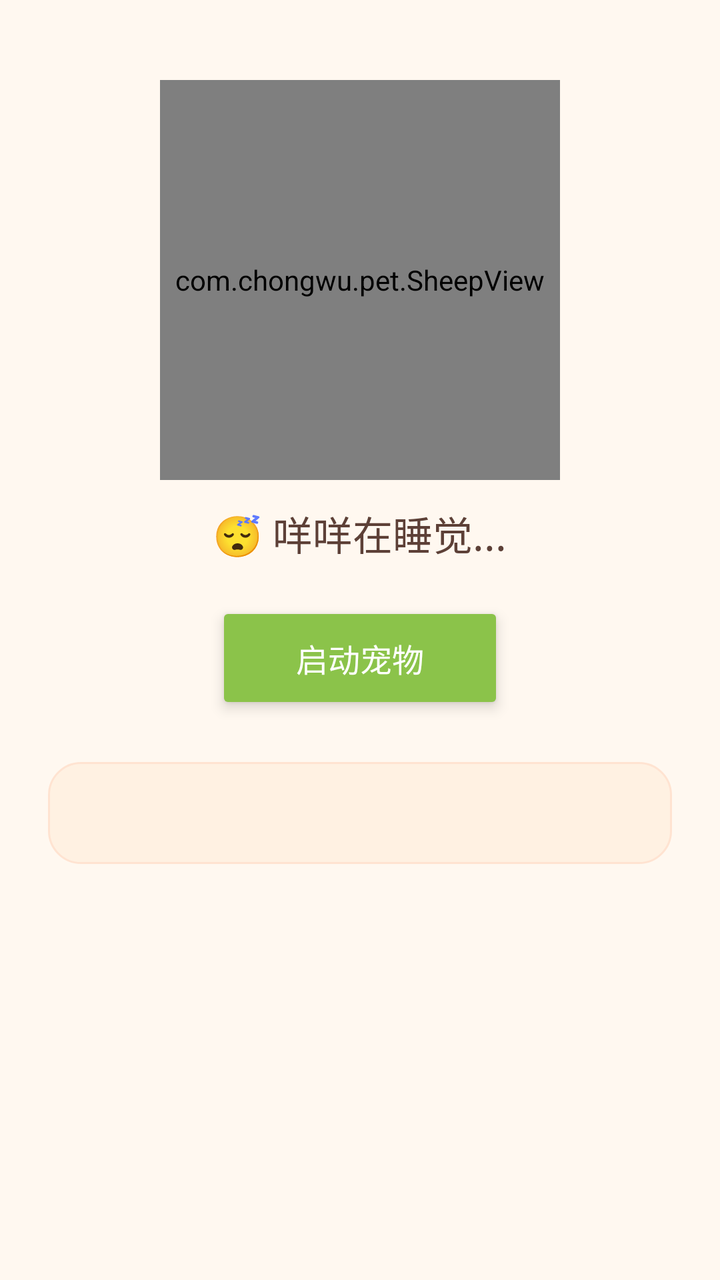
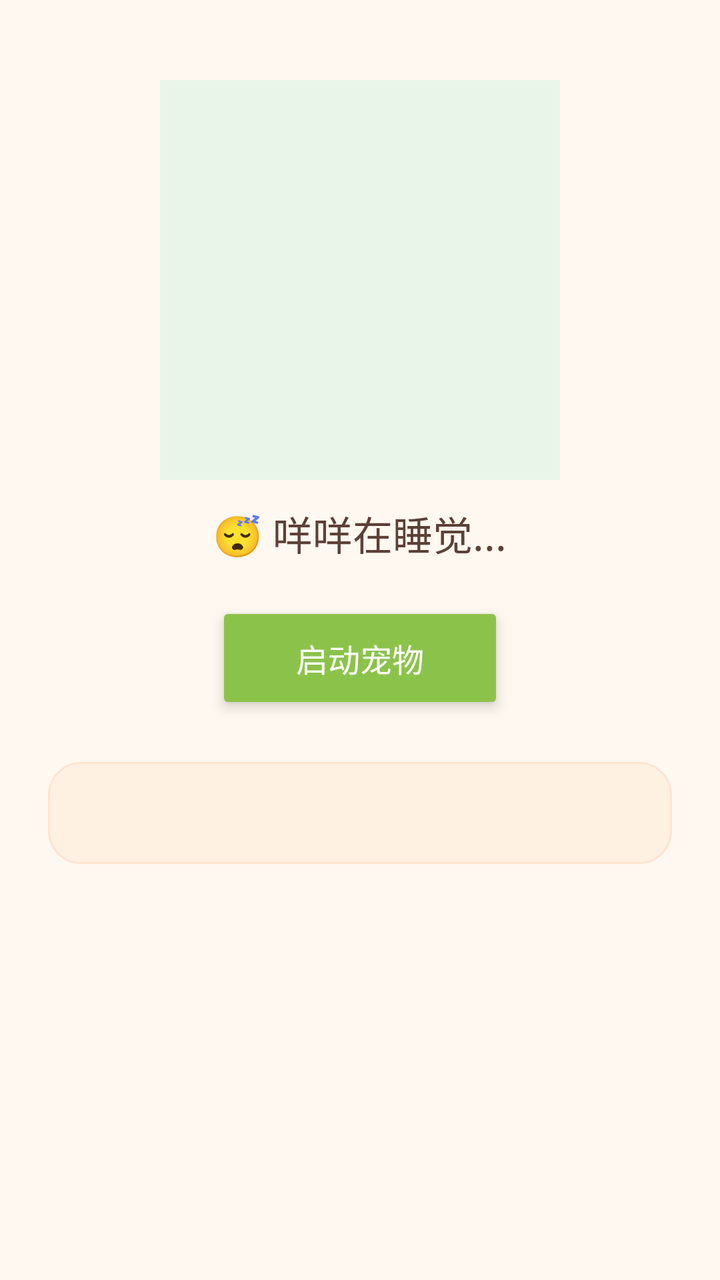

An Android layout rendered at two revisions. The XML below is the earlier revision; the diff shows what the commit changed to produce the second picture.
<!-- AndroidManifest.xml: activity theme Theme.ChongWu -->
<!-- res/layout/activity_main.xml -->
﻿<?xml version="1.0" encoding="utf-8"?>
<ScrollView xmlns:android="http://schemas.android.com/apk/res/android"
    android:layout_width="match_parent"
    android:layout_height="match_parent"
    android:padding="24dp"
    android:background="#FFF8F0">

    <LinearLayout
        android:layout_width="match_parent"
        android:layout_height="wrap_content"
        android:orientation="vertical"
        android:gravity="center_horizontal">

        
        <com.chongwu.pet.SheepView
            android:id="@+id/previewSheep"
            android:layout_width="200dp"
            android:layout_height="200dp"
            android:layout_marginTop="16dp" />

        
        <TextView
            android:id="@+id/statusText"
            android:layout_width="wrap_content"
            android:layout_height="wrap_content"
            android:layout_marginTop="12dp"
            android:text="😴 咩咩在睡觉..."
            android:textSize="20sp"
            android:textColor="#5D4037" />

        
        <Button
            android:id="@+id/actionBtn"
            android:layout_width="wrap_content"
            android:layout_height="56dp"
            android:layout_marginTop="20dp"
            android:paddingHorizontal="40dp"
            android:text="@string/start_service"
            android:textSize="16sp"
            android:backgroundTint="#8BC34A"
            android:textColor="#FFFFFF"
            android:elevation="4dp"
            android:stateListAnimator="@null" />

        
        <TextView
            android:id="@+id/hintText"
            android:layout_width="match_parent"
            android:layout_height="wrap_content"
            android:layout_marginTop="24dp"
            android:padding="16dp"
            android:textSize="14sp"
            android:textColor="#795548"
            android:lineSpacingExtra="6dp"
            android:background="@drawable/hint_bg"
            android:alpha="0.85" />

    </LinearLayout>

</ScrollView>
<!-- resources referenced by this layout -->
<resources>
  <!-- drawable hint_bg (drawable) -->
  ﻿<?xml version="1.0" encoding="utf-8"?>
  <shape xmlns:android="http://schemas.android.com/apk/res/android"
      android:shape="rectangle">
      <solid android:color="#FFF0E0" />
      <corners android:radius="16dp" />
      <stroke android:width="1dp" android:color="#FFE0CC" />
  </shape>
  <string name="start_service">启动宠物</string>
  <style name="Theme.ChongWu" parent="Theme.AppCompat.DayNight.NoActionBar">
          <item name="android:windowBackground">@android:color/transparent</item>
          <item name="android:windowIsTranslucent">true</item>
          <item name="android:statusBarColor">@android:color/transparent</item>
          <item name="android:navigationBarColor">@android:color/transparent</item>
      </style>
</resources>

<!-- the commit's change to res/layout/activity_main.xml (unified diff, before → after) -->
@@ -12,11 +12,13 @@
         android:gravity="center_horizontal">
 
         
-        <com.chongwu.pet.SheepView
+        <View
             android:id="@+id/previewSheep"
             android:layout_width="200dp"
             android:layout_height="200dp"
-            android:layout_marginTop="16dp" />
+            android:layout_marginTop="16dp"
+            android:background="#E8F5E9"
+            android:alpha="0.9" />
 
         
         <TextView
